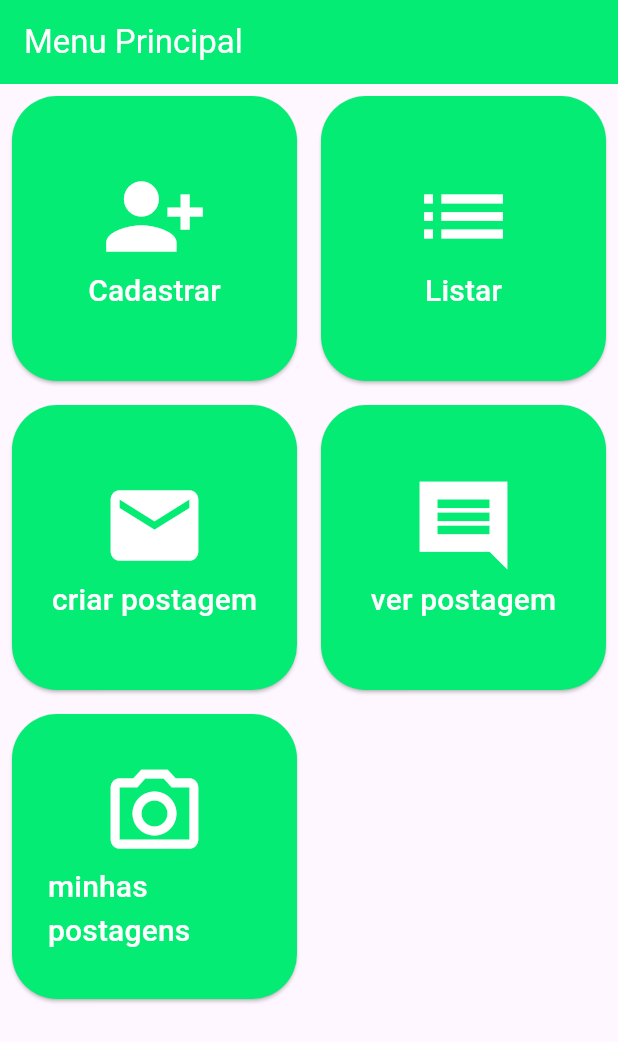
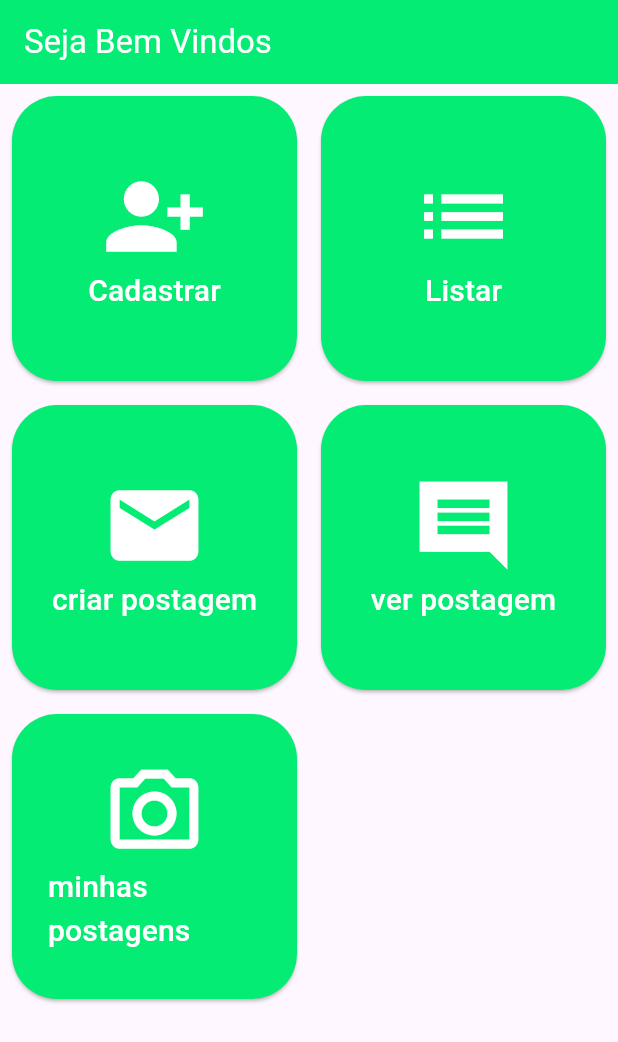
Before and after one commit to joseaparecidoinaciodossantos/Flutter-2025, a Flutter app: the Menu screen opened directly, on a phone screen of 412 x 824 dp. Shown: the top 1042 px of the screen. Run offline on Flutter 3.47's test engine with Material 3 defaults, Android fonts, the phone set to English and light mode, and no system bars.

Commit message:
Projeto de redes sociais tela de login

```diff
--- a/navegacao/lib/main.dart
+++ b/navegacao/lib/main.dart
@@ -36,7 +36,7 @@ class Menu extends StatelessWidget {
   Widget build(BuildContext context) {
     return Scaffold(
       appBar: AppBar(
-        title: Text('Menu Principal', style: TextStyle(color: Colors.white),),
+        title: Text('Seja Bem Vindos', style: TextStyle(color: Colors.white),),
         backgroundColor: const Color.fromARGB(255, 4, 236, 116),
       ),
       body: Center(
```
